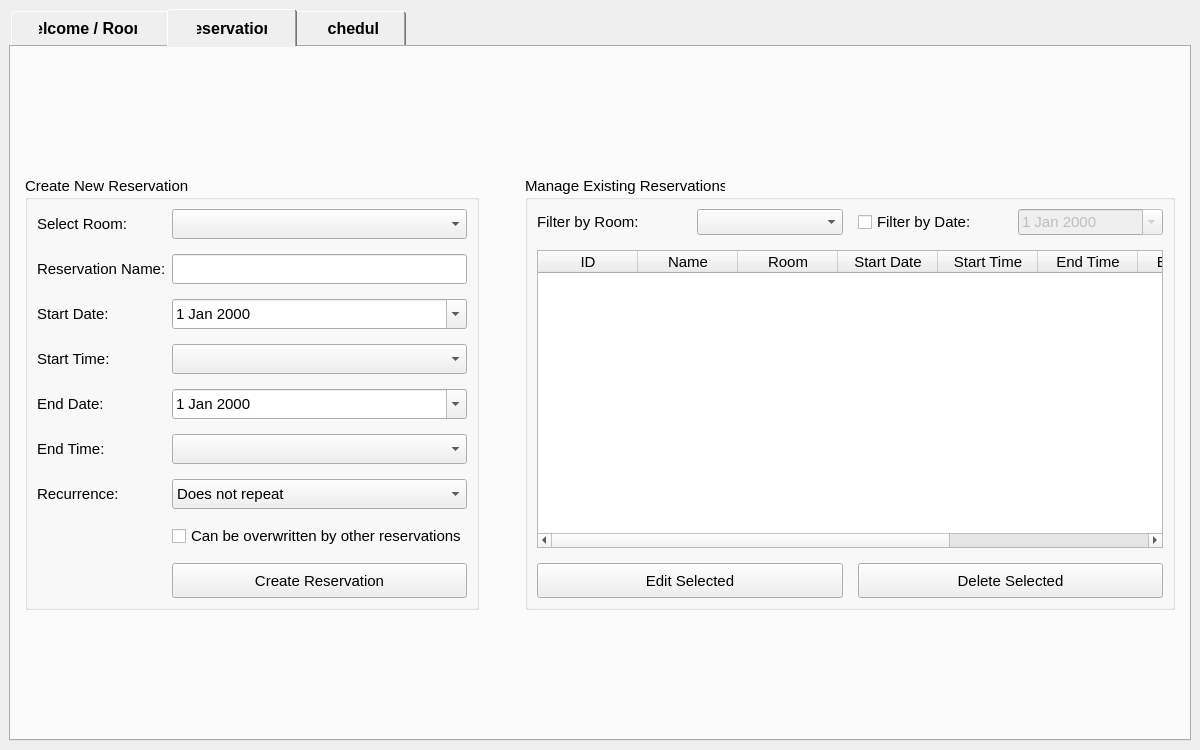
First picture: the form in App Code/homewindow.ui, repository rusty-trim/classroom-scheduling-app, before the edit.
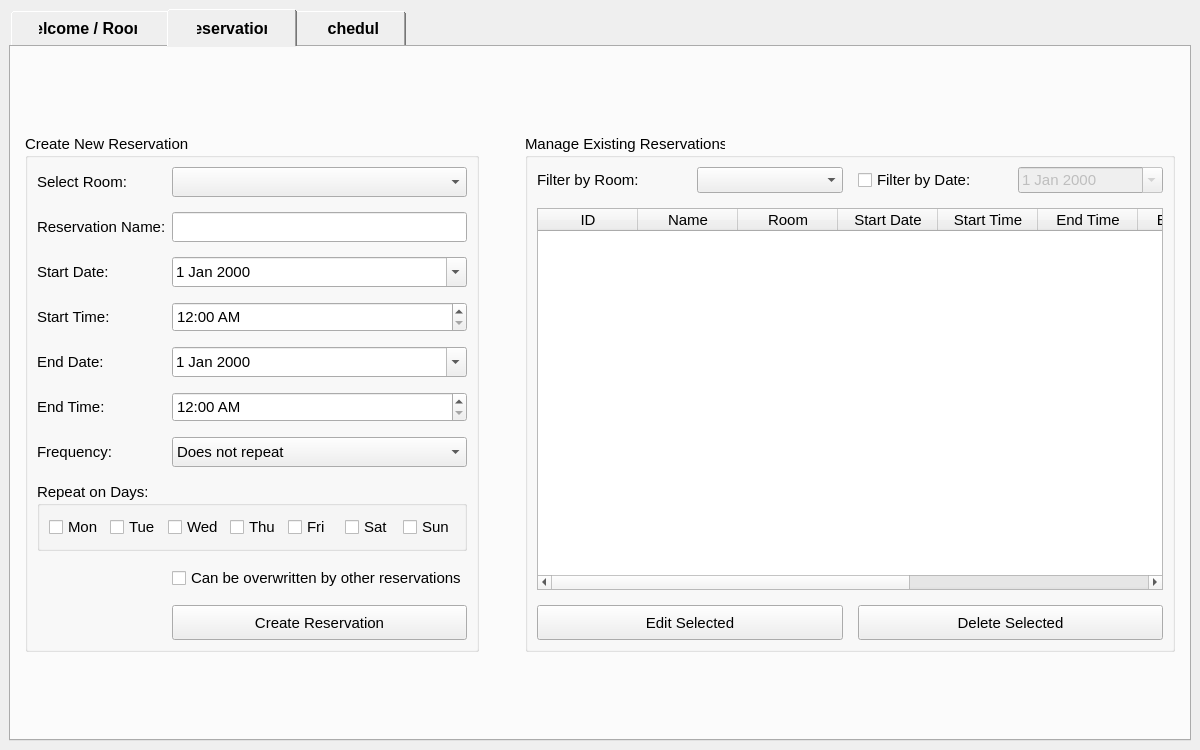
Second picture: the form after the edit.

What changed in the file:
```diff
--- a/App Code/homewindow.ui
+++ b/App Code/homewindow.ui
@@ -284,13 +284,16 @@
               </widget>
              </item>
              <item row="3" column="1">
-              <widget class="QComboBox" name="startTimeComboBox">
+              <widget class="QTimeEdit" name="startTimeEdit">
                <property name="minimumSize">
                 <size>
                  <width>0</width>
                  <height>30</height>
                 </size>
                </property>
+               <property name="displayFormat">
+                <string>hh:mm AP</string>
+               </property>
               </widget>
              </item>
              <item row="4" column="0">
@@ -321,19 +324,22 @@
               </widget>
              </item>
              <item row="5" column="1">
-              <widget class="QComboBox" name="endTimeComboBox">
+              <widget class="QTimeEdit" name="endTimeEdit">
                <property name="minimumSize">
                 <size>
                  <width>0</width>
                  <height>30</height>
                 </size>
                </property>
+               <property name="displayFormat">
+                <string>hh:mm AP</string>
+               </property>
               </widget>
              </item>
              <item row="6" column="0">
               <widget class="QLabel" name="label_recurrence">
                <property name="text">
-                <string>Recurrence:</string>
+                <string>Frequency:</string>
                </property>
               </widget>
              </item>
@@ -372,14 +378,32 @@
                </item>
               </widget>
              </item>
-             <item row="7" column="1">
+             
+             <item row="7" column="0" colspan="2">
+              <widget class="QGroupBox" name="weekdayGroupBox">
+               <property name="title">
+                <string>Repeat on Days:</string>
+               </property>
+               <layout class="QHBoxLayout" name="weekdayLayout">
+                <item><widget class="QCheckBox" name="chkMon"><property name="text"><string>Mon</string></property></widget></item>
+                <item><widget class="QCheckBox" name="chkTue"><property name="text"><string>Tue</string></property></widget></item>
+                <item><widget class="QCheckBox" name="chkWed"><property name="text"><string>Wed</string></property></widget></item>
+                <item><widget class="QCheckBox" name="chkThu"><property name="text"><string>Thu</string></property></widget></item>
+                <item><widget class="QCheckBox" name="chkFri"><property name="text"><string>Fri</string></property></widget></item>
+                <item><widget class="QCheckBox" name="chkSat"><property name="text"><string>Sat</string></property></widget></item>
+                <item><widget class="QCheckBox" name="chkSun"><property name="text"><string>Sun</string></property></widget></item>
+               </layout>
+              </widget>
+             </item>
+             <item row="8" column="1">
               <widget class="QCheckBox" name="overwriteCheckBox">
                <property name="text">
                 <string>Can be overwritten by other reservations</string>
                </property>
               </widget>
              </item>
-             <item row="8" column="1">
+             
+             <item row="9" column="1">
               <widget class="QPushButton" name="btnCreateReservation">
                <property name="minimumSize">
                 <size>
@@ -507,7 +531,12 @@
                </column>
                <column>
                 <property name="text">
-                 <string>Recurrence</string>
+                 <string>Frequency</string>
+                </property>
+               </column>
+               <column>
+                <property name="text">
+                 <string>Days</string>
                 </property>
                </column>
                <column>
```
Left out of the diff: 4 changed lines with no effect on the pictures.
